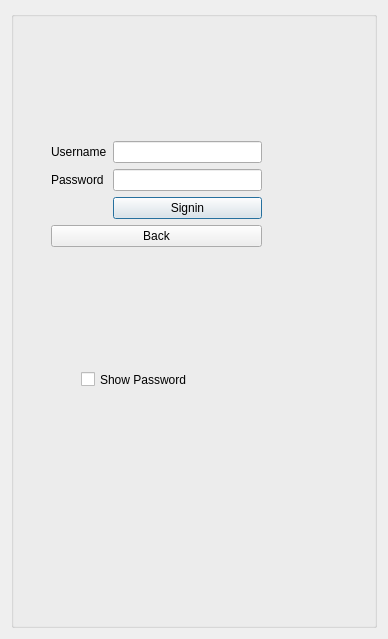
This is CS106LibrarySys/logindialog.ui in hunterjreid/Library-Management-System as Qt 5 draws it before an edit. The edited form follows.
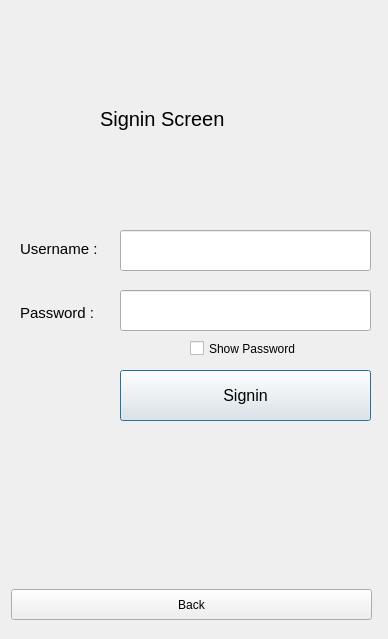
This is the edited form.

What changed in the file:
```diff
--- a/CS106LibrarySys/logindialog.ui
+++ b/CS106LibrarySys/logindialog.ui
@@ -13,80 +13,131 @@
   <property name="windowTitle">
    <string>Dialog</string>
   </property>
-  <layout class="QGridLayout" name="gridLayout">
-   <item row="0" column="0">
-    <widget class="QGroupBox" name="groupBox">
-     <property name="maximumSize">
-      <size>
-       <width>370</width>
-       <height>16777215</height>
-      </size>
-     </property>
-     <property name="title">
-      <string/>
-     </property>
-     <widget class="QWidget" name="layoutWidget">
-      <property name="geometry">
-       <rect>
-        <x>40</x>
-        <y>130</y>
-        <width>211</width>
-        <height>106</height>
-       </rect>
+  <widget class="QPushButton" name="confrimBtn">
+   <property name="geometry">
+    <rect>
+     <x>120</x>
+     <y>370</y>
+     <width>251</width>
+     <height>51</height>
+    </rect>
+   </property>
+   <property name="minimumSize">
+    <size>
+     <width>0</width>
+     <height>50</height>
+    </size>
+   </property>
+   <property name="styleSheet">
+    <string notr="true">padding:5px;
+font-size:16px;</string>
+   </property>
+   <property name="text">
+    <string>Signin</string>
+   </property>
+  </widget>
+  <widget class="QLineEdit" name="passwordLn">
+   <property name="geometry">
+    <rect>
+     <x>120</x>
+     <y>290</y>
+     <width>251</width>
+     <height>41</height>
+    </rect>
+   </property>
+   <property name="styleSheet">
+    <string notr="true">padding:5px;
+font-size:12px;</string>
+   </property>
+  </widget>
+  <widget class="QLineEdit" name="emailLn">
+   <property name="geometry">
+    <rect>
+     <x>120</x>
+     <y>230</y>
+     <width>251</width>
+     <height>41</height>
+    </rect>
+   </property>
+   <property name="styleSheet">
+    <string notr="true">padding:5px;
+font-size:12px;</string>
+   </property>
+  </widget>
+  <widget class="QCheckBox" name="showPassCheckbox">
+   <property name="geometry">
+    <rect>
+     <x>190</x>
+     <y>340</y>
+     <width>131</width>
+     <height>17</height>
+    </rect>
+   </property>
+   <property name="text">
+    <string>Show Password</string>
+   </property>
+  </widget>
+  <widget class="QLabel" name="label">
+   <property name="geometry">
+    <rect>
+     <x>100</x>
+     <y>93</y>
+     <width>171</width>
+     <height>51</height>
+    </rect>
+   </property>
+   <property name="styleSheet">
+    <string notr="true">font-size:20px;</string>
+   </property>
+   <property name="text">
+    <string>Signin Screen</string>
+   </property>
+  </widget>
+  <widget class="QPushButton" name="backBtn">
+   <property name="geometry">
+    <rect>
+     <x>11</x>
+     <y>589</y>
+     <width>361</width>
+     <height>31</height>
+    </rect>
+   </property>
+   <property name="text">
+    <string>Back</string>
+   </property>
+  </widget>
+  <widget class="QWidget" name="">
+   <property name="geometry">
+    <rect>
+     <x>20</x>
+     <y>220</y>
+     <width>89</width>
+     <height>121</height>
+    </rect>
+   </property>
+   <layout class="QVBoxLayout" name="verticalLayout">
+    <item>
+     <widget class="QLabel" name="emailLb">
+      <property name="styleSheet">
+       <string notr="true">font-size:15px;</string>
       </property>
-      <layout class="QFormLayout" name="formLayout">
-       <item row="0" column="0">
-        <widget class="QLabel" name="emailLb">
-         <property name="text">
-          <string>Username</string>
-         </property>
-        </widget>
-       </item>
-       <item row="0" column="1">
-        <widget class="QLineEdit" name="emailLn"/>
-       </item>
-       <item row="1" column="0">
-        <widget class="QLabel" name="passwordLb">
-         <property name="text">
-          <string>Password</string>
-         </property>
-        </widget>
-       </item>
-       <item row="1" column="1">
-        <widget class="QLineEdit" name="passwordLn"/>
-       </item>
-       <item row="2" column="1">
-        <widget class="QPushButton" name="confrimBtn">
-         <property name="text">
-          <string>Signin</string>
-         </property>
-        </widget>
-       </item>
-       <item row="3" column="0" colspan="2">
-        <widget class="QPushButton" name="backBtn">
-         <property name="text">
-          <string>Back</string>
-         </property>
-        </widget>
-       </item>
-      </layout>
+      <property name="text">
+       <string>Username :  </string>
+      </property>
      </widget>
-     <widget class="QCheckBox" name="showPassCheckbox">
-      <property name="geometry">
-       <rect>
-        <x>70</x>
-        <y>360</y>
-        <width>191</width>
-        <height>17</height>
-       </rect>
+    </item>
+    <item>
+     <widget class="QLabel" name="passwordLb">
+      <property name="styleSheet">
+       <string notr="true">font-size:15px;</string>
       </property>
       <property name="text">
-       <string>Show Password</string>
+       <string>Password :  </string>
       </property>
      </widget>
-    </widget>
-   </item>
-  </layout>
+    </item>
+   </layout>
+  </widget>
  </widget>
  <resources/>
  <connections>
```
Left out of the diff: 2 changed lines with no effect on the pictures.
